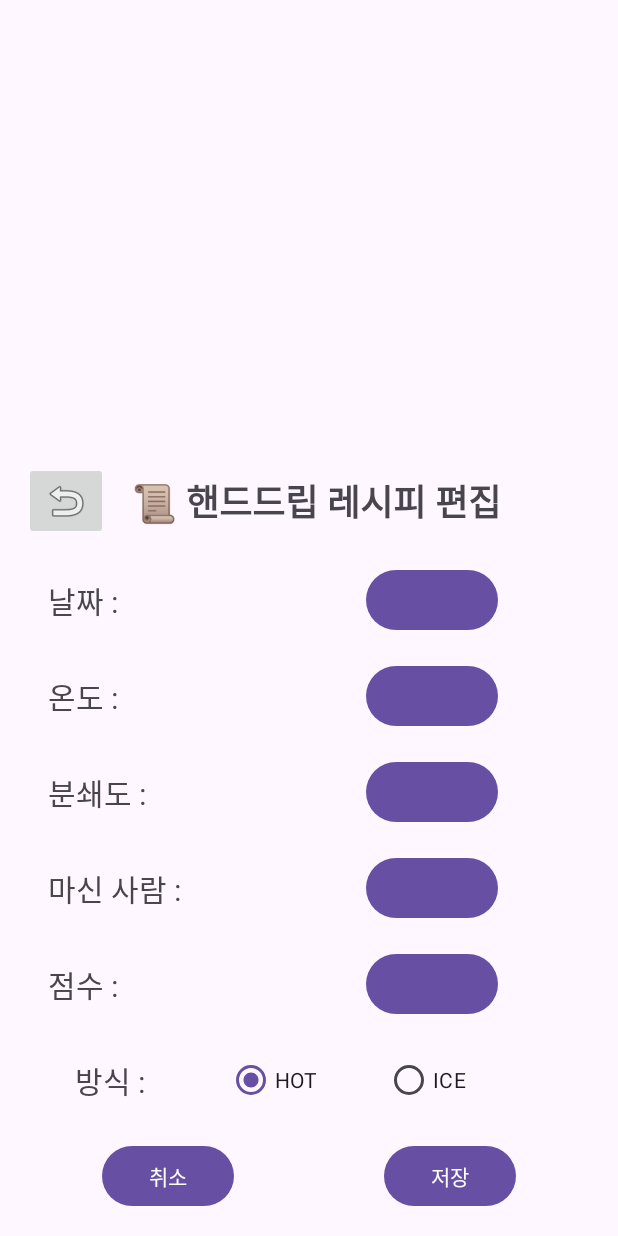
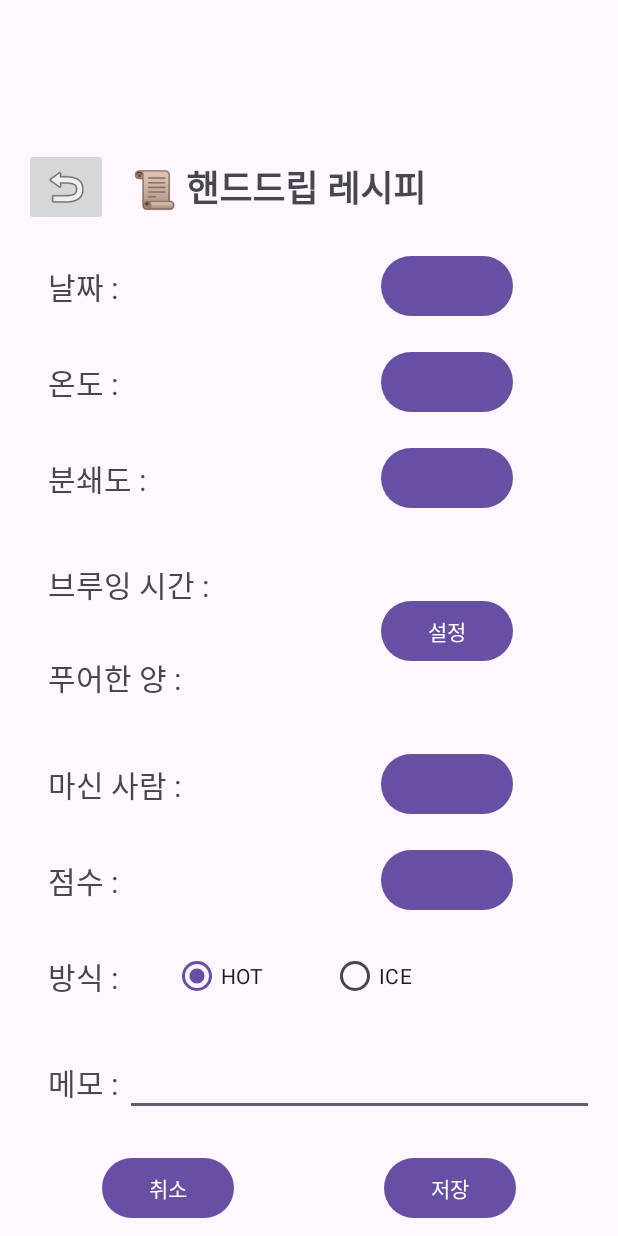
Before and after one commit to cubicj/CoffeeNote, an Android app: the layout custom_hand_recipe.xml on its own in the app's theme, with its tools: preview values and no code run, on a phone screen of 412 x 824 dp. Run offline under Robolectric (Android 15) with nearby library versions, the phone set to English and light mode, and no system bars.

```diff
--- /dev/null
+++ b/app/src/main/java/com/cubicj/coffeenote/HandDripRecipeDialogFragment.kt
@@ -0,0 +1,49 @@
+package com.cubicj.coffeenote
+
+import android.content.Context
+import android.os.Bundle
+import android.view.LayoutInflater
+import android.view.View
+import android.view.ViewGroup
+import androidx.fragment.app.DialogFragment
+import com.cubicj.coffeenote.databinding.CustomHandRecipeBinding
+
+class HandDripRecipeDialogFragment : DialogFragment(){
+    private var _binding: CustomHandRecipeBinding? = null
+    private val binding get() = _binding!!
+
+    private var listener: RecipeInsertListener? = null
+
+    override fun onAttach(context: Context) {
+        super.onAttach(context)
+
+        if (context is RecipeInsertListener) {
+            listener = context
+        } else {
+            // 구현하지 않았다면 예외를 발생시킵니다.
+            throw RuntimeException("$context must implement RecipeInsertListener")
+        }
+    }
+
+    override fun onCreateView(
+        inflater: LayoutInflater,
+        container: ViewGroup?,
+        savedInstanceState: Bundle?
+    ): View {
+        _binding = CustomHandRecipeBinding.inflate(inflater, container, false)
+        return binding.root
+    }
+
+    override fun onViewCreated(view: View, savedInstanceState: Bundle?) {
+        super.onViewCreated(view, savedInstanceState)
+    }
+
+    override fun onDestroyView() {
+        super.onDestroyView()
+        _binding = null
+    }
+
+    interface RecipeInsertListener {
+        fun onRecipeInserted(recipe: Recipe)
+    }
+}
--- a/app/src/main/res/layout/custom_hand_recipe.xml
+++ b/app/src/main/res/layout/custom_hand_recipe.xml
@@ -4,6 +4,53 @@
     xmlns:tools="http://schemas.android.com/tools"
     android:layout_width="match_parent"
     android:layout_height="match_parent">
+
+    <androidx.constraintlayout.widget.ConstraintLayout
+        android:id="@+id/constraintLayout10"
+        android:layout_width="match_parent"
+        android:layout_height="wrap_content"
+        android:layout_marginBottom="16dp"
+        app:layout_constraintBottom_toTopOf="@+id/constraintLayout37"
+        app:layout_constraintEnd_toEndOf="parent"
+        app:layout_constraintStart_toStartOf="parent">
+
+        <TextView
+            android:id="@+id/textView5"
+            android:layout_width="wrap_content"
+            android:layout_height="wrap_content"
+            android:layout_marginStart="32dp"
+            android:text="방식 : "
+            android:textSize="20sp"
+            app:layout_constraintBottom_toBottomOf="parent"
+            app:layout_constraintEnd_toStartOf="@+id/rg_hotorice"
+            app:layout_constraintHorizontal_bias="0.0"
+            app:layout_constraintStart_toStartOf="parent"
+            app:layout_constraintTop_toTopOf="parent" />
+
+        <RadioGroup
+            android:id="@+id/rg_hotorice"
+            android:layout_width="0dp"
+            android:layout_height="wrap_content"
+            android:layout_marginStart="32dp"
+            android:checkedButton="@id/rbtn_coffee_recipe_hot"
+            android:orientation="horizontal"
+            app:layout_constraintBottom_toBottomOf="@+id/textView5"
+            app:layout_constraintStart_toEndOf="@+id/textView5"
+            app:layout_constraintTop_toTopOf="@+id/textView5">
+
+            <RadioButton
+                android:id="@+id/rbtn_coffee_recipe_hot"
+                android:layout_width="105dp"
+                android:layout_height="wrap_content"
+                android:text="HOT" />
+
+            <RadioButton
+                android:id="@+id/rbtn_coffee_recipe_ice"
+                android:layout_width="105dp"
+                android:layout_height="wrap_content"
+                android:text="ICE" />
+        </RadioGroup>
+    </androidx.constraintlayout.widget.ConstraintLayout>
 
     <androidx.constraintlayout.widget.ConstraintLayout
         android:id="@+id/constraintLayout19"
@@ -18,7 +65,7 @@
             android:id="@+id/btn_drink_person"
             android:layout_width="wrap_content"
             android:layout_height="wrap_content"
-            android:layout_marginEnd="80dp"
+            android:layout_marginEnd="70dp"
             app:layout_constraintBottom_toBottomOf="parent"
             app:layout_constraintEnd_toEndOf="parent"
             app:layout_constraintTop_toTopOf="parent" />
@@ -33,6 +80,7 @@
             app:layout_constraintBottom_toBottomOf="@+id/btn_drink_person"
             app:layout_constraintStart_toStartOf="parent"
             app:layout_constraintTop_toTopOf="@+id/btn_drink_person" />
+
     </androidx.constraintlayout.widget.ConstraintLayout>
 
     <androidx.constraintlayout.widget.ConstraintLayout
@@ -60,7 +108,7 @@
             android:layout_width="wrap_content"
             android:layout_height="wrap_content"
             android:layout_marginStart="16dp"
-            android:text="📜 핸드드립 레시피 편집"
+            android:text="📜 핸드드립 레시피"
             android:textSize="24sp"
             android:textStyle="bold"
             app:layout_constraintBottom_toBottomOf="@+id/ib_custom_recipe_back"
@@ -94,7 +142,7 @@
             android:id="@+id/btn_info_date"
             android:layout_width="wrap_content"
             android:layout_height="wrap_content"
-            android:layout_marginEnd="80dp"
+            android:layout_marginEnd="70dp"
             app:layout_constraintBottom_toBottomOf="@+id/tv_title_temp"
             app:layout_constraintEnd_toEndOf="parent"
             app:layout_constraintTop_toTopOf="@+id/tv_title_temp" />
@@ -127,7 +175,7 @@
             android:id="@+id/btn_info_temp"
             android:layout_width="wrap_content"
             android:layout_height="wrap_content"
-            android:layout_marginEnd="80dp"
+            android:layout_marginEnd="70dp"
             app:layout_constraintBottom_toBottomOf="parent"
             app:layout_constraintEnd_toEndOf="parent"
             app:layout_constraintTop_toTopOf="parent" />
@@ -139,7 +187,7 @@
         android:layout_width="match_parent"
         android:layout_height="wrap_content"
         android:layout_marginBottom="16dp"
-        app:layout_constraintBottom_toTopOf="@+id/constraintLayout19"
+        app:layout_constraintBottom_toTopOf="@+id/constraintLayout36"
         app:layout_constraintEnd_toEndOf="parent"
         app:layout_constraintHorizontal_bias="0.0"
         app:layout_constraintStart_toStartOf="parent">
@@ -159,7 +207,7 @@
             android:id="@+id/btn_info_grinder"
             android:layout_width="wrap_content"
             android:layout_height="wrap_content"
-            android:layout_marginEnd="80dp"
+            android:layout_marginEnd="70dp"
             app:layout_constraintBottom_toBottomOf="@+id/textView3"
             app:layout_constraintEnd_toEndOf="parent"
             app:layout_constraintTop_toTopOf="@+id/textView3" />
@@ -191,7 +239,7 @@
             android:id="@+id/btn_info_score"
             android:layout_width="wrap_content"
             android:layout_height="wrap_content"
-            android:layout_marginEnd="80dp"
+            android:layout_marginEnd="70dp"
             app:layout_constraintBottom_toBottomOf="@+id/textView4"
             app:layout_constraintEnd_toEndOf="parent"
             app:layout_constraintTop_toTopOf="@+id/textView4" />
@@ -199,58 +247,10 @@
     </androidx.constraintlayout.widget.ConstraintLayout>
 
     <androidx.constraintlayout.widget.ConstraintLayout
-        android:id="@+id/constraintLayout10"
-        android:layout_width="match_parent"
-        android:layout_height="wrap_content"
-        android:layout_marginBottom="16dp"
-        app:layout_constraintBottom_toTopOf="@+id/constraintLayout11"
-        app:layout_constraintEnd_toEndOf="parent"
-        app:layout_constraintHorizontal_bias="0.0"
-        app:layout_constraintStart_toStartOf="parent">
-
-        <TextView
-            android:id="@+id/textView5"
-            android:layout_width="wrap_content"
-            android:layout_height="wrap_content"
-            android:layout_marginStart="32dp"
-            android:text="방식 : "
-            android:textSize="20sp"
-            app:layout_constraintBottom_toBottomOf="parent"
-            app:layout_constraintEnd_toStartOf="@+id/rg_hotorice"
-            app:layout_constraintHorizontal_bias="0.0"
-            app:layout_constraintStart_toStartOf="parent"
-            app:layout_constraintTop_toTopOf="parent" />
-
-        <RadioGroup
-            android:id="@+id/rg_hotorice"
-            android:layout_width="wrap_content"
-            android:layout_height="wrap_content"
-            android:layout_marginStart="32dp"
-            android:layout_marginEnd="32dp"
-            android:checkedButton="@id/rbtn_coffee_recipe_hot"
-            android:orientation="horizontal"
-            app:layout_constraintEnd_toEndOf="parent"
-            app:layout_constraintStart_toEndOf="@+id/textView5">
-
-            <RadioButton
-                android:id="@+id/rbtn_coffee_recipe_hot"
-                android:layout_width="105dp"
-                android:layout_height="wrap_content"
-                android:text="HOT" />
-
-            <RadioButton
-                android:id="@+id/rbtn_coffee_recipe_ice"
-                android:layout_width="105dp"
-                android:layout_height="wrap_content"
-                android:text="ICE" />
-        </RadioGroup>
-    </androidx.constraintlayout.widget.ConstraintLayout>
-
-    <androidx.constraintlayout.widget.ConstraintLayout
         android:id="@+id/constraintLayout11"
         android:layout_width="match_parent"
         android:layout_height="wrap_content"
-        android:layout_marginBottom="16dp"
+        android:layout_marginBottom="8dp"
         app:layout_constraintBottom_toBottomOf="parent"
         app:layout_constraintEnd_toEndOf="parent"
         app:layout_constraintHorizontal_bias="0.0"
@@ -281,4 +281,99 @@
 
     </androidx.constraintlayout.widget.ConstraintLayout>
 
+    <androidx.constraintlayout.widget.ConstraintLayout
+        android:id="@+id/constraintLayout36"
+        android:layout_width="match_parent"
+        android:layout_height="wrap_content"
+        android:layout_marginBottom="16dp"
+        app:layout_constraintBottom_toTopOf="@+id/constraintLayout19"
+        app:layout_constraintEnd_toEndOf="parent"
+        app:layout_constraintStart_toStartOf="parent">
+
+        <TextView
+            android:id="@+id/textView22"
+            android:layout_width="wrap_content"
+            android:layout_height="wrap_content"
+            android:layout_marginStart="32dp"
+            android:layout_marginTop="32dp"
+            android:layout_marginBottom="16dp"
+            android:text="푸어한 양 : "
+            android:textSize="20sp"
+            app:layout_constraintBottom_toBottomOf="parent"
+            app:layout_constraintStart_toStartOf="parent"
+            app:layout_constraintTop_toBottomOf="@+id/textView24" />
+
+        <TextView
+            android:id="@+id/textView24"
+            android:layout_width="wrap_content"
+            android:layout_height="wrap_content"
+            android:layout_marginStart="32dp"
+            android:layout_marginTop="16dp"
+            android:text="브루잉 시간 : "
+            android:textSize="20sp"
+            app:layout_constraintStart_toStartOf="parent"
+            app:layout_constraintTop_toTopOf="parent" />
+
+        <TextView
+            android:id="@+id/tv_hand_brewing_time"
+            android:layout_width="wrap_content"
+            android:layout_height="wrap_content"
+            app:layout_constraintBottom_toBottomOf="@+id/textView24"
+            app:layout_constraintStart_toEndOf="@+id/textView24"
+            app:layout_constraintTop_toTopOf="@+id/textView24" />
+
+        <TextView
+            android:id="@+id/tv_hand_pouring_amount"
+            android:layout_width="wrap_content"
+            android:layout_height="wrap_content"
+            app:layout_constraintBottom_toBottomOf="@+id/textView22"
+            app:layout_constraintStart_toEndOf="@+id/textView22"
+            app:layout_constraintTop_toTopOf="@+id/textView22" />
+
+        <Button
+            android:id="@+id/btn_timeamountset"
+            android:layout_width="wrap_content"
+            android:layout_height="wrap_content"
+            android:layout_marginEnd="70dp"
+            android:text="설정"
+            app:layout_constraintBottom_toBottomOf="parent"
+            app:layout_constraintEnd_toEndOf="parent"
+            app:layout_constraintTop_toTopOf="parent" />
+    </androidx.constraintlayout.widget.ConstraintLayout>
+
+    <androidx.constraintlayout.widget.ConstraintLayout
+        android:id="@+id/constraintLayout37"
+        android:layout_width="match_parent"
+        android:layout_height="wrap_content"
+        android:layout_marginBottom="16dp"
+        app:layout_constraintBottom_toTopOf="@+id/constraintLayout11"
+        app:layout_constraintEnd_toEndOf="parent"
+        app:layout_constraintStart_toStartOf="parent">
+
+        <TextView
+            android:id="@+id/textView23"
+            android:layout_width="wrap_content"
+            android:layout_height="wrap_content"
+            android:layout_marginStart="32dp"
+            android:text="메모 : "
+            android:textSize="20sp"
+            app:layout_constraintBottom_toBottomOf="parent"
+            app:layout_constraintStart_toStartOf="parent"
+            app:layout_constraintTop_toTopOf="parent" />
+
+        <EditText
+            android:id="@+id/et_hand_memo"
+            android:layout_width="0dp"
+            android:layout_height="wrap_content"
+            android:layout_marginTop="8dp"
+            android:layout_marginEnd="16dp"
+            android:layout_marginBottom="8dp"
+            android:ems="10"
+            android:inputType="text"
+            app:layout_constraintBottom_toBottomOf="@+id/textView23"
+            app:layout_constraintEnd_toEndOf="parent"
+            app:layout_constraintStart_toEndOf="@+id/textView23"
+            app:layout_constraintTop_toTopOf="@+id/textView23" />
+    </androidx.constraintlayout.widget.ConstraintLayout>
+
 </androidx.constraintlayout.widget.ConstraintLayout>
```
